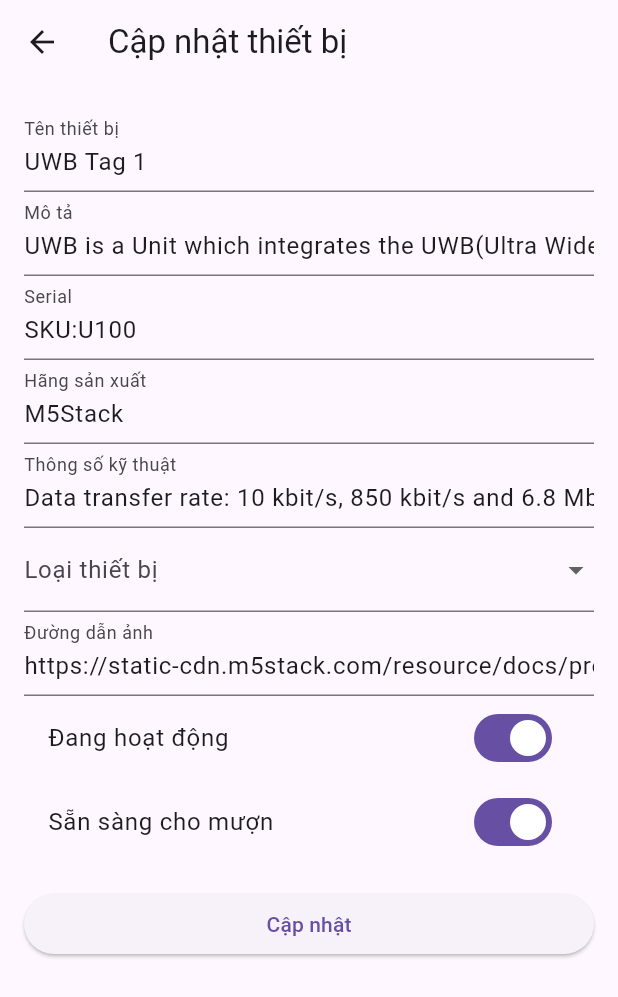
After one commit to ACLAB-HCMUT/Thesis_Integrate_UWB_For_Lab, a Flutter app: the DeviceUpdatePage screen opened by its route, on a phone screen of 412 x 824 dp. The commit adds this screen. Shown: the top 997 px of the screen. Run offline on Flutter 3.47's test engine with Material 3 defaults, Android fonts, the phone set to English and light mode, and no system bars; our stand-ins replace flutter_dotenv; missing offline and left inert: mqtt_client; network calls fail.

Commit message:
update app

```diff
--- a/Mobile_Application/uwb_positioning/lib/main.dart
+++ b/Mobile_Application/uwb_positioning/lib/main.dart
@@ -7,6 +7,7 @@ import 'package:uwb_positioning/pages/admin_home_page.dart';
 import 'package:uwb_positioning/pages/device_list_page.dart';
 import 'package:uwb_positioning/pages/device_detail_page.dart';
 import 'package:uwb_positioning/pages/device_realtime_page.dart';
+import 'package:uwb_positioning/pages/device_update_page.dart';
 import 'package:uwb_positioning/pages/notification_list_page.dart';
 import 'package:uwb_positioning/pages/device_history_page.dart';
 import 'package:uwb_positioning/pages/device_history_text_page.dart';
@@ -49,7 +50,7 @@ class MyApp extends StatelessWidget {
   Widget build(BuildContext context) {
     return MaterialApp(
       navigatorKey: navigatorKey, // Add navigatorKey
-      home: const BorrowRequestManagePage(),
+      home: const DeviceListPage(),
       routes: {
         DeviceDetailPage.nameRoute: (context) => const DeviceDetailPage(),
         DeviceRealtimePage.nameRoute: (context) => const DeviceRealtimePage(),
@@ -66,6 +67,7 @@ class MyApp extends StatelessWidget {
         '/user/create': (context) => const UserCreatePage(),
         '/borrow_request_manage': (context) => const BorrowRequestManagePage(),
         '/admin_home': (context) => const AdminHomePage(),
+        '/device/update': (context) => const DeviceUpdatePage(),
       },
       title: 'UWB Device Manager',
       theme: ThemeData.light(),
--- a/Mobile_Application/uwb_positioning/lib/models/anchor.dart
+++ b/Mobile_Application/uwb_positioning/lib/models/anchor.dart
@@ -1,11 +1,11 @@
 class Anchor {
-  final String anchorRecId;
+  final int anchorRecId;
   final int anchorId;
   final double anchorX;
   final double anchorY;
   final double anchorZ;
   final DateTime recordTime;
-  final String roomId;
+  final int roomId;
 
   Anchor({
     required this.anchorRecId,
--- a/Mobile_Application/uwb_positioning/lib/pages/admin_home_page.dart
+++ b/Mobile_Application/uwb_positioning/lib/pages/admin_home_page.dart
@@ -44,6 +44,7 @@
 // }
 
 import 'package:flutter/material.dart';
+import 'package:uwb_positioning/pages/notification_list_page.dart';
 
 class AdminHomePage extends StatelessWidget {
   const AdminHomePage({Key? key}) : super(key: key);
@@ -53,6 +54,15 @@ class AdminHomePage extends StatelessWidget {
     return Scaffold(
       appBar: AppBar(
         title: const Text('Admin Home'),
+        actions: [
+          IconButton(
+            icon: const Icon(Icons.notifications),
+            tooltip: "Notifications",
+            onPressed: () {
+              Navigator.pushNamed(context, NotificationListPage.nameRoute);
+            },
+          ),
+        ],
       ),
       body: Padding(
         padding: const EdgeInsets.all(16.0),
--- a/Mobile_Application/uwb_positioning/lib/pages/borrow_request_page.dart
+++ b/Mobile_Application/uwb_positioning/lib/pages/borrow_request_page.dart
@@ -104,11 +104,11 @@ class _BorrowRequestPageState extends State<BorrowRequestPage> {
                 },
                 readOnly: true,
               ),
-              TextFormField(
-                controller: _clientCtl,
-                decoration: const InputDecoration(labelText: 'Client ID'),
-                validator: (v) => v!.isEmpty ? 'Required' : null,
-              ),
+              // TextFormField(
+              //   controller: _clientCtl,
+              //   decoration: const InputDecoration(labelText: 'Client ID'),
+              //   validator: (v) => v!.isEmpty ? 'Required' : null,
+              // ),
               const SizedBox(height: 20),
               ElevatedButton(
                 onPressed: () => _submit(deviceId),
--- a/Mobile_Application/uwb_positioning/lib/pages/device_detail_page.dart
+++ b/Mobile_Application/uwb_positioning/lib/pages/device_detail_page.dart
@@ -167,7 +167,7 @@ class _DeviceDetailPageState extends State<DeviceDetailPage> {
                                   arguments: device.deviceId,
                                 );
                               },
-                              child: const Text('Create Borrow Request'),
+                              child: const Text('Change Infomation'),
                             ),
                           ],
                         ),
--- a/Mobile_Application/uwb_positioning/lib/pages/device_list_page.dart
+++ b/Mobile_Application/uwb_positioning/lib/pages/device_list_page.dart
@@ -19,15 +19,16 @@ class _DeviceListPageState extends State<DeviceListPage> {
     return Scaffold(
         appBar: AppBar(
           title: const Text("Device List"),
-          actions: [
-            IconButton(
-              icon: const Icon(Icons.notifications),
-              tooltip: "Notifications",
-              onPressed: () {
-                Navigator.pushNamed(context, NotificationListPage.nameRoute);
-              },
-            ),
-          ],
+          leading: BackButton(onPressed: () => Navigator.pop(context)),
+          // actions: [
+          //   IconButton(
+          //     icon: const Icon(Icons.notifications),
+          //     tooltip: "Notifications",
+          //     onPressed: () {
+          //       Navigator.pushNamed(context, NotificationListPage.nameRoute);
+          //     },
+          //   ),
+          // ],
         ),
         body: FutureBuilder(
             future: deviceService.fetchDeviceGeneral(),
--- /dev/null
+++ b/Mobile_Application/uwb_positioning/lib/pages/device_update_page.dart
@@ -0,0 +1,116 @@
+import 'package:flutter/material.dart';
+
+class DeviceUpdatePage extends StatefulWidget {
+  const DeviceUpdatePage({super.key});
+
+  @override
+  State<DeviceUpdatePage> createState() => _DeviceUpdatePageState();
+}
+
+class _DeviceUpdatePageState extends State<DeviceUpdatePage> {
+  final _formKey = GlobalKey<FormState>();
+
+  final TextEditingController _nameCtl = TextEditingController(text: 'UWB Tag 1');
+  final TextEditingController _descCtl = TextEditingController(text: 'UWB is a Unit which integrates the UWB(Ultra Wide Band) communication protocol which uses nanosecond pulses to locate objects and define position and orientation. The design uses the Ai-ThinkerBU01 Transceiver module which is based on Decawave\'s DW1000 design. The internal STM32 chip with its integrated ranging algorithm,is capable of 10cm positioning accuracy and also supports AT command control. Applications include: Indoor wireless tracking/range finding of assets,which works by triangulating the position of the base station/s and tag (the base station resolves the position information and outputs it to the tag).');
+  final TextEditingController _serialCtl = TextEditingController(text: 'SKU:U100');
+  final TextEditingController _manufacturerCtl = TextEditingController(text: 'M5Stack');
+  final TextEditingController _specCtl = TextEditingController(text: 'Data transfer rate: 10 kbit/s, 850 kbit/s and 6.8 Mbit/s');
+  final TextEditingController _imageCtl = TextEditingController(text: 'https://static-cdn.m5stack.com/resource/docs/products/unit/uwb/uwb_02.webp');
+
+  int? _selectedTypeId;
+  bool _isActive = true;
+  bool _isAvailable = true;
+
+  // Dữ liệu giả cho loại thiết bị
+  final List<Map<String, dynamic>> deviceTypes = [
+    {'id': 1, 'name': 'UWB unit'},
+    {'id': 2, 'name': 'Tablet'},
+    {'id': 3, 'name': 'Camera'},
+  ];
+
+  void _submit() {
+    if (_formKey.currentState!.validate()) {
+      // Gửi dữ liệu cập nhật lên server
+      print('Cập nhật thiết bị:');
+      print('Tên: ${_nameCtl.text}');
+      print('Mô tả: ${_descCtl.text}');
+      print('Serial: ${_serialCtl.text}');
+      print('Hãng: ${_manufacturerCtl.text}');
+      print('Thông số: ${_specCtl.text}');
+      print('Ảnh: ${_imageCtl.text}');
+      print('Loại: $_selectedTypeId');
+      print('Hoạt động: $_isActive');
+      print('Sẵn sàng: $_isAvailable');
+    }
+  }
+
+  @override
+  Widget build(BuildContext context) {
+    return Scaffold(
+      appBar: AppBar(
+        title: const Text('Cập nhật thiết bị'),
+        leading: BackButton(onPressed: () => Navigator.pop(context)),
+      ),
+      body: Padding(
+        padding: const EdgeInsets.all(16),
+        child: Form(
+          key: _formKey,
+          child: ListView(children: [
+            TextFormField(
+              controller: _nameCtl,
+              decoration: const InputDecoration(labelText: 'Tên thiết bị'),
+              validator: (v) => v == null || v.isEmpty ? 'Không được bỏ trống' : null,
+            ),
+            TextFormField(
+              controller: _descCtl,
+              decoration: const InputDecoration(labelText: 'Mô tả'),
+            ),
+            TextFormField(
+              controller: _serialCtl,
+              decoration: const InputDecoration(labelText: 'Serial'),
+            ),
+            TextFormField(
+              controller: _manufacturerCtl,
+              decoration: const InputDecoration(labelText: 'Hãng sản xuất'),
+            ),
+            TextFormField(
+              controller: _specCtl,
+              decoration: const InputDecoration(labelText: 'Thông số kỹ thuật'),
+            ),
+            DropdownButtonFormField<int>(
+              value: _selectedTypeId,
+              items: deviceTypes
+                  .map((e) => DropdownMenuItem<int>(
+                value: e['id'] as int, // ép kiểu rõ ràng
+                child: Text(e['name'] as String),
+              ))
+                  .toList(),
+              decoration: const InputDecoration(labelText: 'Loại thiết bị'),
+              onChanged: (v) => setState(() => _selectedTypeId = v),
+              validator: (v) => v == null ? 'Chọn loại thiết bị' : null,
+            ),
+            TextFormField(
+              controller: _imageCtl,
+              decoration: const InputDecoration(labelText: 'Đường dẫn ảnh'),
+            ),
+            SwitchListTile(
+              title: const Text('Đang hoạt động'),
+              value: _isActive,
+              onChanged: (v) => setState(() => _isActive = v),
+            ),
+            SwitchListTile(
+              title: const Text('Sẵn sàng cho mượn'),
+              value: _isAvailable,
+              onChanged: (v) => setState(() => _isAvailable = v),
+            ),
+            const SizedBox(height: 16),
+            ElevatedButton(
+              onPressed: _submit,
+              child: const Text('Cập nhật'),
+            ),
+          ]),
+        ),
+      ),
+    );
+  }
+}
--- a/Mobile_Application/uwb_positioning/lib/services/device_location_service.dart
+++ b/Mobile_Application/uwb_positioning/lib/services/device_location_service.dart
@@ -310,16 +310,13 @@ class DeviceLocationService with ChangeNotifier {
   static Future<Map<String, Anchor>> fetchAnchor(String deviceId) async {
     try {
       final response = await http.get(getAnchorUri(deviceId));
-
       if (response.statusCode == 200) {
         final List<dynamic> jsonList = json.decode(response.body);
-
         // Chuyển thành Map<String, Anchor>
         final Map<String, Anchor> anchorMap = {
           for (var item in jsonList)
             item['anchor_id'].toString(): Anchor.fromJson(item)
         };
-
         _logger.info("Fetched anchor data: $anchorMap");
         return anchorMap;
       } else {
```
Also changed, not shown: Mobile_Application/uwb_positioning/lib/pages/user_home_page.dart (added), Mobile_Application/uwb_positioning/lib/pages/user_requests_page.dart (added), 1 other file.
